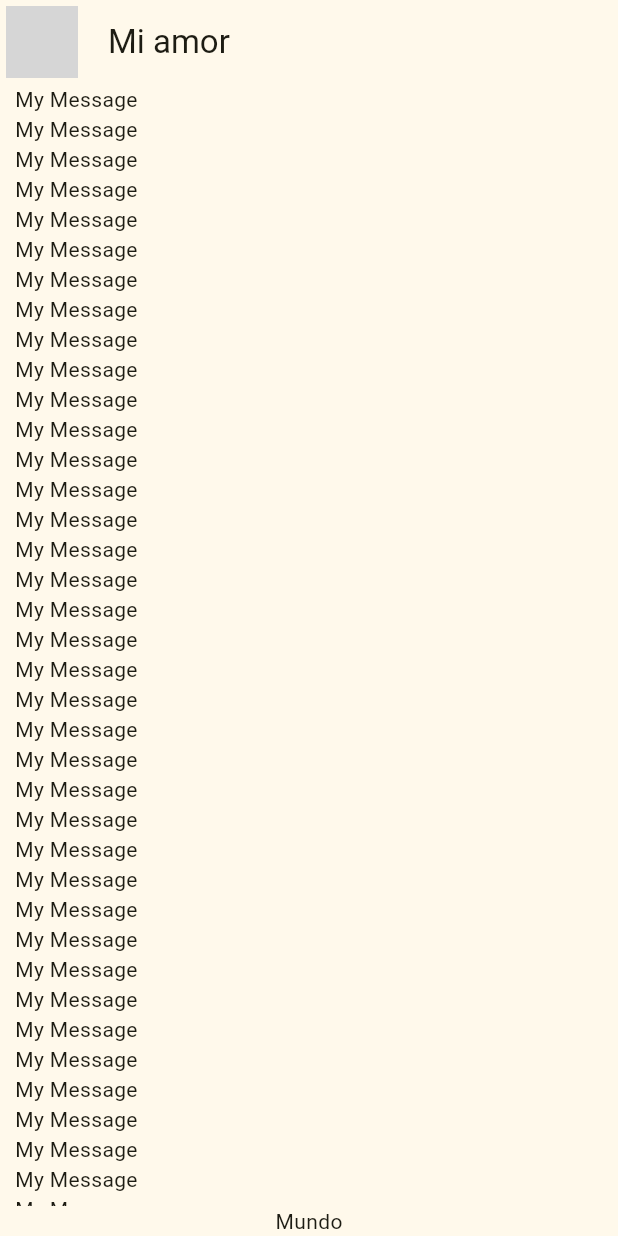
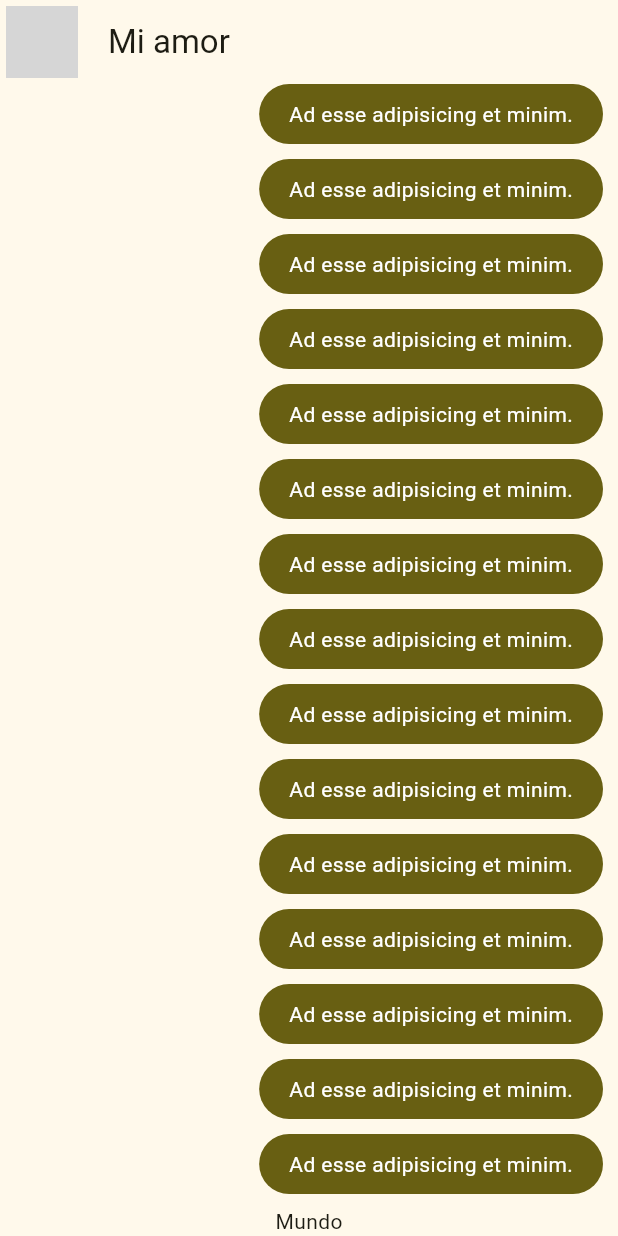
Before and after one commit to RaulEstevezA/FlutterExercises, a Flutter app: the screen it shows after launch, on a phone screen of 412 x 824 dp. Run offline on Flutter 3.47's test engine with Material 3 defaults, Android fonts, the phone set to English and light mode, and no system bars; network calls fail; grey boxes are pictures that could not be loaded.

Commit message:
finalizado archivo de presentacion de mensajes en burbuja

```diff
--- a/flutter_first_steps/03_maybe_app/lib/presentation/widgets/chat/my_message_bubble.dart
+++ b/flutter_first_steps/03_maybe_app/lib/presentation/widgets/chat/my_message_bubble.dart
@@ -5,6 +5,23 @@ class MyMessageBubble extends StatelessWidget {
 
   @override
   Widget build(BuildContext context) {
-    return Text ('My Message');
+final colors = Theme.of(context).colorScheme;
+
+    return Column(
+      crossAxisAlignment: CrossAxisAlignment.end,
+      children: [
+        Container(
+          decoration: BoxDecoration(
+            color: colors.primary,
+            borderRadius: BorderRadius.circular(20),
+          ),
+          child: Padding(
+            padding: const EdgeInsets.symmetric(horizontal: 20, vertical: 10),
+            child: Text('Ad esse adipisicing et minim.', style: TextStyle(color: Colors.white),),
+          ),
+        ),
+        const SizedBox(height: 10)
+      ],
+    );
   }
 }
```
